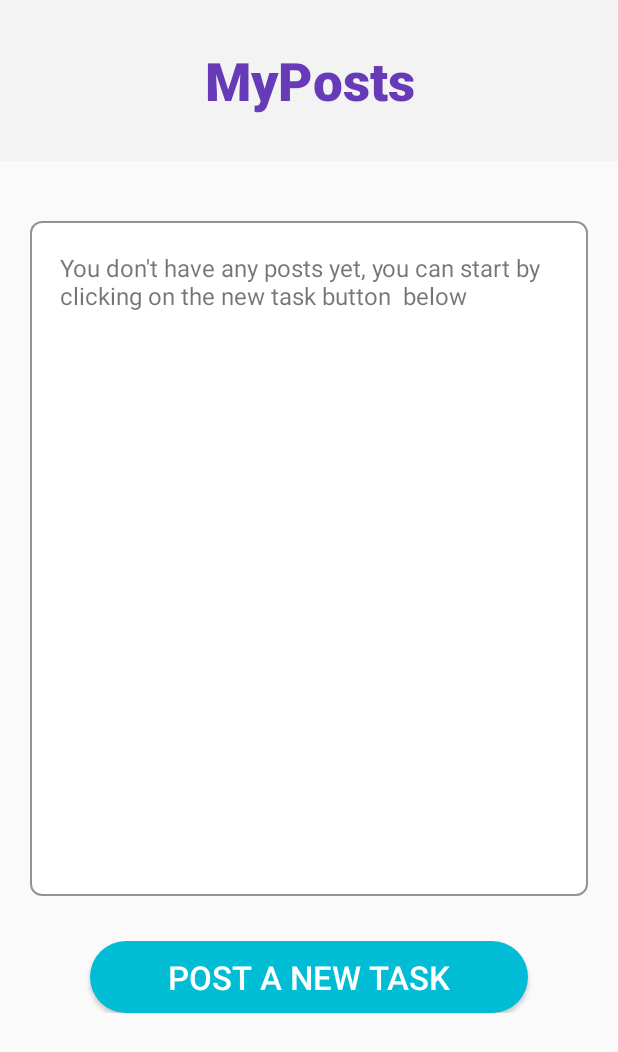
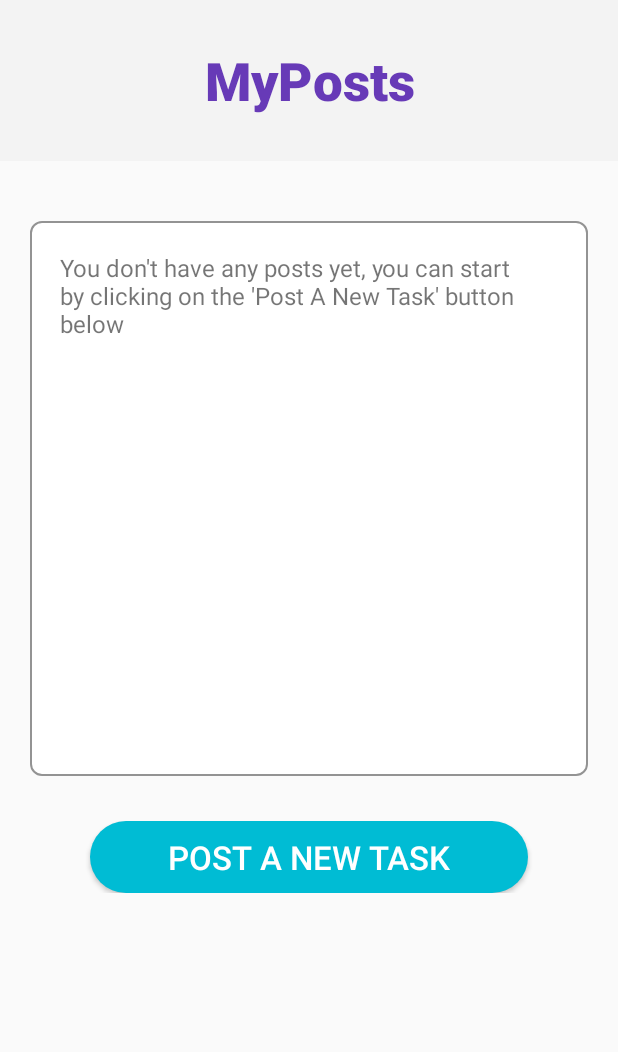
Before and after one commit to muaadra/QuickCash, an Android app: the MyPosts screen opened directly, with no data from a screen before it, on a phone screen of 412 x 824 dp. Shown: the top 1052 px of the screen. Run offline under Robolectric (Android 15) with nearby library versions, the phone set to English and light mode, and no system bars.

Commit message:
bug fix: US-6

```diff
--- a/app/src/main/res/layout/activity_my_posts.xml
+++ b/app/src/main/res/layout/activity_my_posts.xml
@@ -37,7 +37,7 @@
         android:layout_marginTop="40dp"
         android:layout_marginRight="20dp"
         android:layout_marginLeft="20dp"
-        android:minHeight="450dp"
+        android:minHeight="370dp"
         android:background="@drawable/rounded_edit_text"
 
         android:orientation="vertical">
@@ -47,11 +47,11 @@
             android:layout_height="wrap_content"
             android:padding="20dp"
             android:textSize="16sp"
-            android:text="You don't have any posts yet, you can start by clicking on the new task button  below"
+            android:text="You don't have any posts yet, you can start by clicking on the 'Post A New Task' button  below"
             />
         <androidx.recyclerview.widget.RecyclerView
             android:padding="10dp"
-            android:id="@+id/my_recycler_view"
+            android:id="@+id/postsList_MyPosts"
             android:layout_width="match_parent"
             android:layout_height="wrap_content"
             android:layout_gravity="bottom"
```
